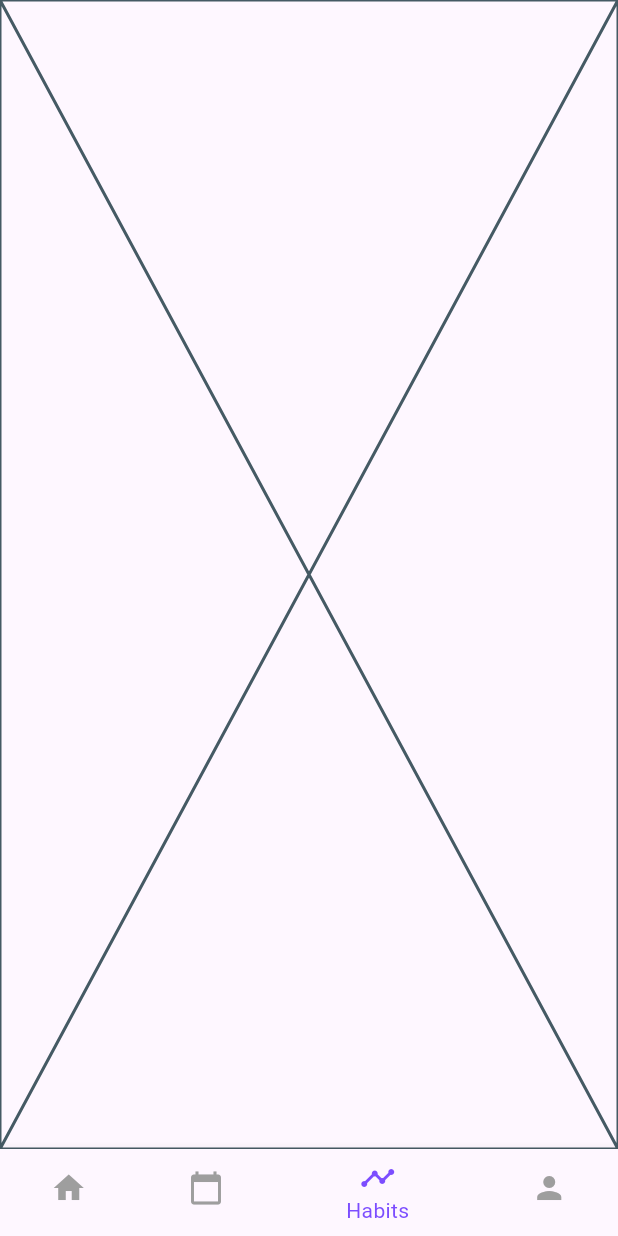
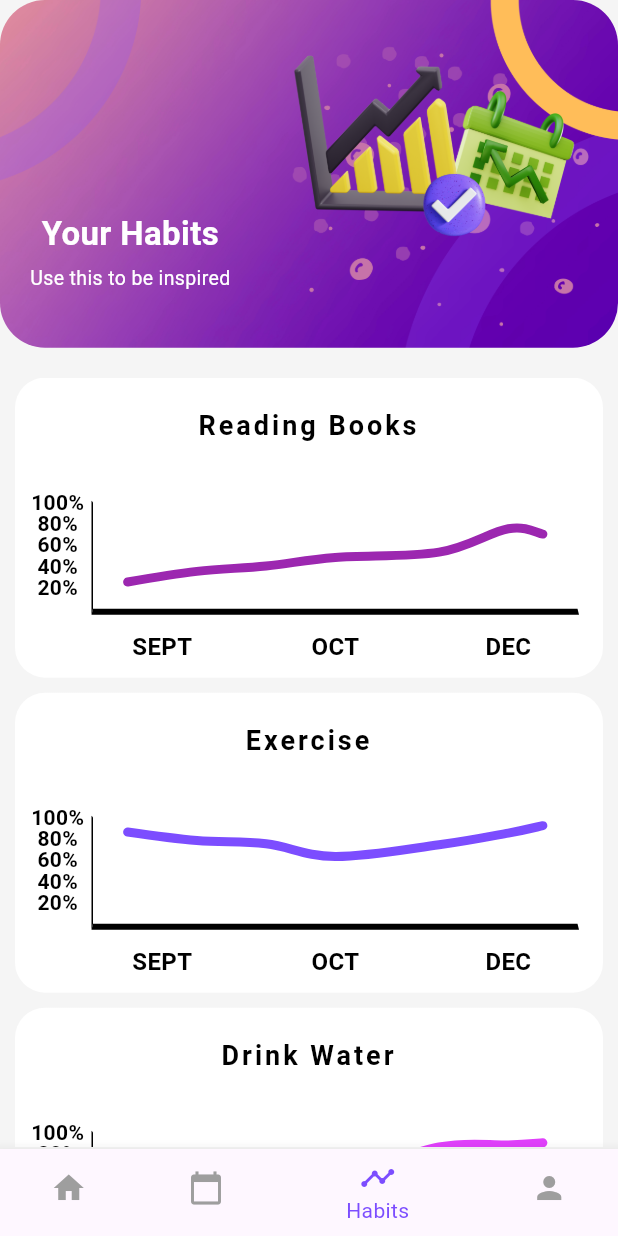
Before and after one commit to RITWIZSINGH/Habit_Tracker, a Flutter app: the screen it shows after launch, item 3 of the bottom bar chosen, on a phone screen of 412 x 824 dp. Run offline on Flutter 3.47's test engine with Material 3 defaults, Android fonts, the phone set to English and light mode, and no system bars; drawn by our look-alikes of fl_chart.

Commit message:
Creating the page where you can see the chart of  your habits

```diff
--- a/lib/pages/habitsPage.dart
+++ b/lib/pages/habitsPage.dart
@@ -1,4 +1,4 @@
-// ignore_for_file: must_be_immutable, use_key_in_widget_constructors, use_super_parameters, file_names, prefer_const_constructors, sized_box_for_whitespace
+// ignore_for_file: must_be_immutable, use_key_in_widget_constructors, use_super_parameters, file_names, prefer_const_constructors, sized_box_for_whitespace, unused_import
 
 import 'package:flutter/material.dart';
 import 'package:habit_tracker_app/services/chartsBuilder.dart';
@@ -12,6 +12,73 @@ class HabitsPage extends StatefulWidget {
 class _HabitsPageState extends State<HabitsPage> {
   @override
   Widget build(BuildContext context) {
-    return Placeholder();
+    return Scaffold(
+      backgroundColor: Colors.grey[100],
+      body: SingleChildScrollView(
+        child: Column(children: [
+          Padding(
+            padding: EdgeInsets.fromLTRB(0, 0, 0, 20),
+            child: ClipRRect(
+              borderRadius: BorderRadius.circular(30),
+              child: Stack(children: [
+                Image.asset('assets/HabitsPageBackground.png'),
+                Padding(
+                  padding: EdgeInsets.fromLTRB(20, 140, 0, 20),
+                  child: Align(
+                    alignment: Alignment.centerLeft,
+                    child: Column(children: const [
+                      Text(
+                        "Your Habits",
+                        style: TextStyle(
+                            fontSize: 22,
+                            fontWeight: FontWeight.bold,
+                            color: Colors.white),
+                      ),
+                      SizedBox(
+                        height: 5,
+                      ),
+                      Text(
+                        "Use this to be inspired",
+                        style: TextStyle(
+                            fontSize: 13,
+                            fontWeight: FontWeight.w400,
+                            color: Colors.white),
+                      ),
+                    ]),
+                  ),
+                )
+              ]),
+            ),
+          ),
+          Container(
+            height: 513,
+            child: ListView(
+              padding: EdgeInsets.fromLTRB(10, 0, 10, 0),
+              // ignore: prefer_const_literals_to_create_immutables
+              children: [
+                SizedBox(
+                  height: 200,
+                  child: LineChartSample1(),
+                ),
+                SizedBox(
+                  height: 10,
+                ),
+                SizedBox(
+                  height: 200,
+                  child: LineChartSample2(),
+                ),
+                SizedBox(
+                  height: 10,
+                ),
+                SizedBox(
+                  height: 200,
+                  child: LineChartSample3(),
+                )
+              ],
+            ),
+          )
+        ]),
+      ),
+    );
   }
 }
```
